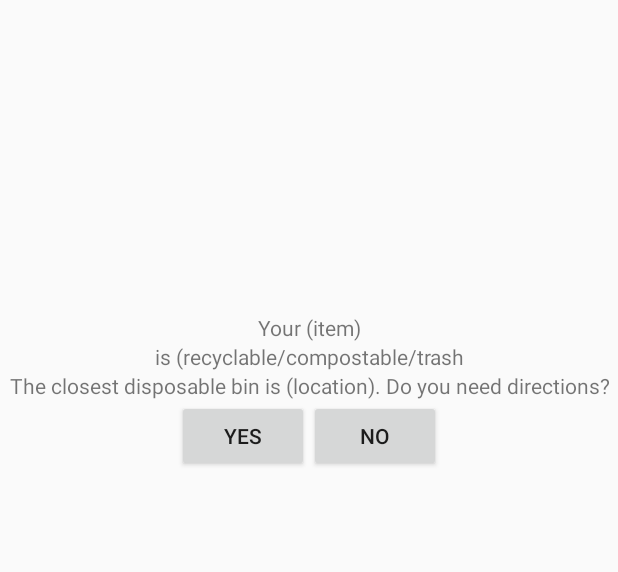
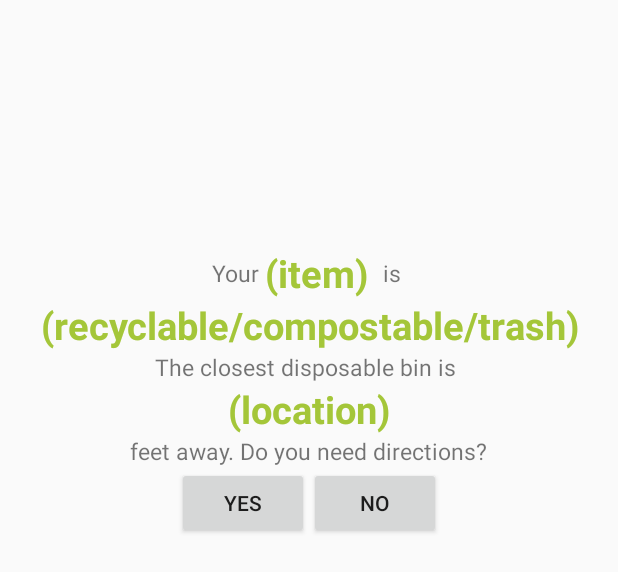
Before and after one commit to alvinayeung/433FinalProject, an Android app: the layout activity_found_loc.xml on its own in the app's theme, with its tools: preview values and no code run, on a phone screen of 412 x 824 dp. Shown: the top 572 px of the screen. Run offline under Robolectric (Android 15) with nearby library versions, the phone set to English and light mode, and no system bars.

Commit message:
styling, send pics to another activity, yes/no

```diff
--- a/app/src/main/java/com/example/a433finalproject/Finished.java
+++ b/app/src/main/java/com/example/a433finalproject/Finished.java
@@ -14,7 +14,7 @@ public class Finished extends AppCompatActivity {
     }
 
     public void goHome(View view) {
-        Intent x = new Intent(this, MainActivity.class);
+        Intent x = new Intent(this, Question.class);
         startActivity(x);
     }
 }
--- a/app/src/main/res/layout/activity_found_loc.xml
+++ b/app/src/main/res/layout/activity_found_loc.xml
@@ -9,38 +9,99 @@
     android:orientation="vertical"
     android:gravity="center">
 
+    <LinearLayout
+        android:layout_width="wrap_content"
+        android:layout_height="wrap_content"
+        android:gravity="center">
+
+        <TextView
+            android:layout_width="wrap_content"
+            android:layout_height="wrap_content"
+            android:text="Your "
+            app:layout_constraintBottom_toBottomOf="parent"
+            app:layout_constraintLeft_toLeftOf="parent"
+            app:layout_constraintRight_toRightOf="parent"
+            app:layout_constraintTop_toTopOf="parent"
+            android:gravity="center"
+            android:textSize="15dp"/>
+
+        <TextView
+            android:layout_width="wrap_content"
+            android:layout_height="wrap_content"
+            android:text="(item) "
+            app:layout_constraintBottom_toBottomOf="parent"
+            app:layout_constraintLeft_toLeftOf="parent"
+            app:layout_constraintRight_toRightOf="parent"
+            app:layout_constraintTop_toTopOf="parent"
+            android:gravity="center"
+            android:id="@+id/part1sent"
+            android:textStyle="bold"
+            android:textSize="25dp"
+            android:textColor="#a4c639"/>
+
+        <TextView
+            android:layout_width="wrap_content"
+            android:layout_height="wrap_content"
+            android:text=" is "
+            app:layout_constraintBottom_toBottomOf="parent"
+            app:layout_constraintLeft_toLeftOf="parent"
+            app:layout_constraintRight_toRightOf="parent"
+            app:layout_constraintTop_toTopOf="parent"
+            android:gravity="center"
+            android:textSize="15dp"/>
+
+    </LinearLayout>
+
+
     <TextView
         android:layout_width="wrap_content"
         android:layout_height="wrap_content"
-        android:text="Your (item)"
+        android:text="(recyclable/compostable/trash)"
         app:layout_constraintBottom_toBottomOf="parent"
         app:layout_constraintLeft_toLeftOf="parent"
         app:layout_constraintRight_toRightOf="parent"
         app:layout_constraintTop_toTopOf="parent"
         android:gravity="center"
-        android:id="@+id/part1sent"/>
+        android:id="@+id/part2sent"
+        android:textStyle="bold"
+        android:textSize="25dp"
+        android:textColor="#a4c639"/>
 
     <TextView
         android:layout_width="wrap_content"
         android:layout_height="wrap_content"
-        android:text="is (recyclable/compostable/trash"
+        android:text="The closest disposable bin is "
         app:layout_constraintBottom_toBottomOf="parent"
         app:layout_constraintLeft_toLeftOf="parent"
         app:layout_constraintRight_toRightOf="parent"
         app:layout_constraintTop_toTopOf="parent"
         android:gravity="center"
-        android:id="@+id/part2sent"/>
+        android:textSize="15dp"/>
 
     <TextView
         android:layout_width="wrap_content"
         android:layout_height="wrap_content"
-        android:text="The closest disposable bin is (location). Do you need directions?"
+        android:text="(location)"
         app:layout_constraintBottom_toBottomOf="parent"
         app:layout_constraintLeft_toLeftOf="parent"
         app:layout_constraintRight_toRightOf="parent"
         app:layout_constraintTop_toTopOf="parent"
         android:gravity="center"
-        android:id="@+id/part3sent"/>
+        android:id="@+id/part3sent"
+        android:textStyle="bold"
+        android:textSize="25dp"
+        android:textColor="#a4c639"/>
+
+    <TextView
+        android:layout_width="wrap_content"
+        android:layout_height="wrap_content"
+        android:text="feet away. Do you need directions?"
+        app:layout_constraintBottom_toBottomOf="parent"
+        app:layout_constraintLeft_toLeftOf="parent"
+        app:layout_constraintRight_toRightOf="parent"
+        app:layout_constraintTop_toTopOf="parent"
+        android:gravity="center"
+        android:textSize="15dp"/>
 
     <LinearLayout
         android:layout_width="wrap_content"
--- a/app/src/main/res/layout/activity_main.xml
+++ b/app/src/main/res/layout/activity_main.xml
@@ -17,7 +17,7 @@
         app:layout_constraintLeft_toLeftOf="parent"
         app:layout_constraintRight_toRightOf="parent"
         app:layout_constraintTop_toTopOf="parent"
-        android:gravity="center"/>
+        android:gravity="center" />
 
     <ImageView
         android:layout_width="300dp"
```
Also changed, not shown: app/src/main/AndroidManifest.xml (+4 -12 lines), app/src/main/java/com/example/a433finalproject/FoundLoc.java (+38 -9 lines), app/src/main/java/com/example/a433finalproject/MainActivity.java (+20 -26 lines), app/src/main/java/com/example/a433finalproject/Question.java (+221 -195 lines), app/src/main/java/com/example/a433finalproject/RouteActivity.java (+31 -37 lines), app/src/main/res/layout/activity_finished.xml (+44 -2 lines), app/src/main/res/layout/activity_question.xml (+13 -5 lines).
